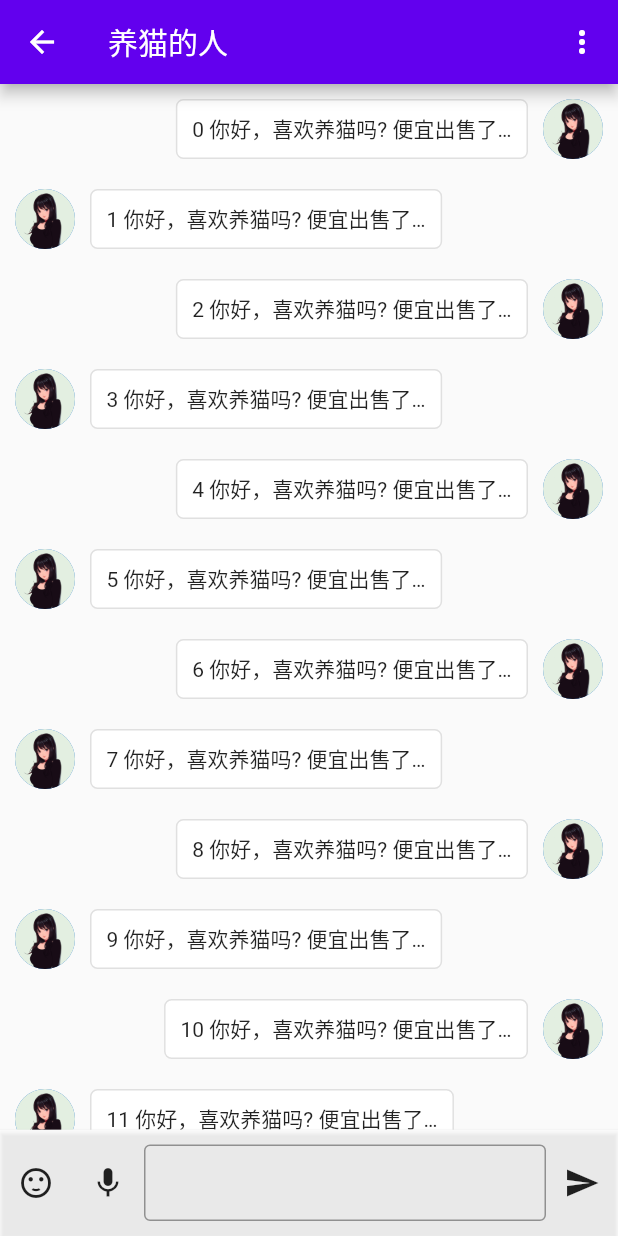
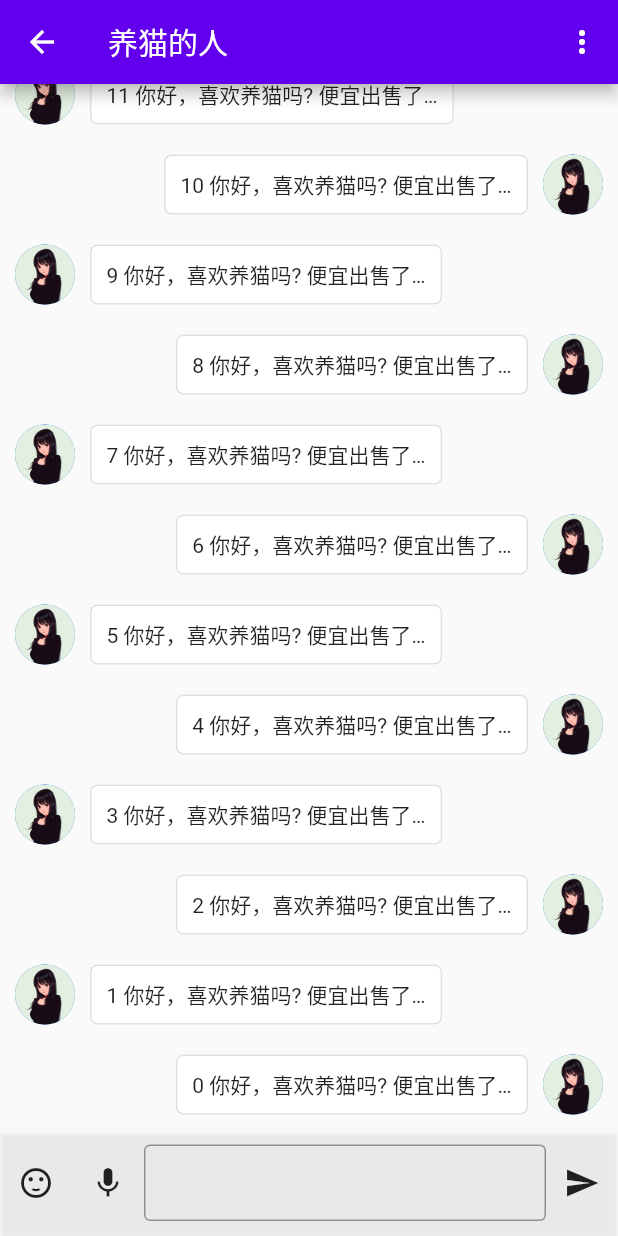
Before and after one commit to tangdaohai/happy_chat_flutter, a Flutter app: the Conversation screen opened by its route, on a phone screen of 412 x 824 dp. Run offline on Flutter 3.47's test engine with Material 2 defaults, Android fonts, the phone set to English and light mode, and no system bars; our stand-ins replace flutter_screenutil, flutter_slidable, flutter_svg.

Commit message:
feat(views/conversation): 列表滚动,默认滚动到最底部

```diff
--- a/lib/views/conversation/conversation.dart
+++ b/lib/views/conversation/conversation.dart
@@ -9,7 +9,10 @@ class _ConversationState extends State<Conversation> {
   bool _noDisturb = false;
   // 记录发送输入框的键盘弹出状态 true 表示弹出
   bool _iskeyBoardShow = false;
+  // 发送信息的输入框
   FocusNode _sendMsgTextFieldNode = new FocusNode();
+  // 消息列表的滚动条
+  ScrollController _scrollController = new ScrollController();
 
   // 置顶
   void _setTopChanged (bool val) {
@@ -34,6 +37,7 @@ class _ConversationState extends State<Conversation> {
     super.deactivate();
     // 解绑·监听
     _sendMsgTextFieldNode.removeListener(_changeKeyBoardStatus);
+    _scrollController.dispose();
   }
 
   Widget _msg (BuildContext context, int index) {
@@ -150,7 +154,11 @@ class _ConversationState extends State<Conversation> {
         child: Column(
           children: <Widget>[
             Expanded(
+              child: Container(
                 child: ListView.separated(
+                  // 反转，第一条在最下面
+                  reverse: true,
+                  controller: _scrollController,
                   padding: EdgeInsets.all(10),
                   itemCount: 20,
                   itemBuilder: (context, index) {
@@ -162,6 +170,7 @@ class _ConversationState extends State<Conversation> {
                     );
                   }
                 ),
+              )
             ),
             // 底部操作区域
             Card(
```
Lines whose indentation alone changed are shown as unchanged.
